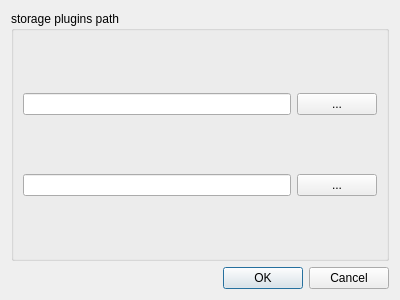
Above: source/annotator/source/main/optionsdialog.ui from annotatorproject/annotator before the change. Below: the same form after it.
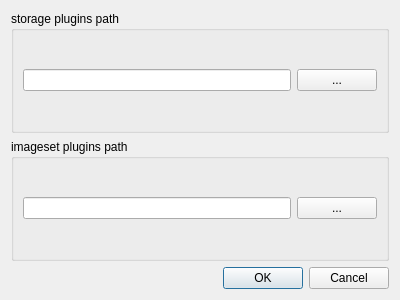
That is the form after the change.

The edit to the form file:
```diff
--- a/source/annotator/source/main/optionsdialog.ui
+++ b/source/annotator/source/main/optionsdialog.ui
@@ -19,21 +19,30 @@
      <property name="title">
       <string>storage plugins path</string>
      </property>
-     <layout class="QGridLayout" name="gridLayout">
-      <item row="0" column="1">
+     <layout class="QHBoxLayout" name="horizontalLayout_2">
+      <item>
        <widget class="QLineEdit" name="storagesLineEdit"/>
       </item>
-      <item row="0" column="2">
+      <item>
        <widget class="QPushButton" name="storagesButton">
         <property name="text">
          <string>...</string>
         </property>
        </widget>
       </item>
-      <item row="1" column="1">
+     </layout>
+    </widget>
+   </item>
+   <item>
+    <widget class="QGroupBox" name="groupBox_2">
+     <property name="title">
+      <string>imageset plugins path</string>
+     </property>
+     <layout class="QHBoxLayout" name="horizontalLayout">
+      <item>
        <widget class="QLineEdit" name="imagesetsLineEdit"/>
       </item>
-      <item row="1" column="2">
+      <item>
        <widget class="QPushButton" name="imagesetsButton">
         <property name="text">
          <string>...</string>
```
